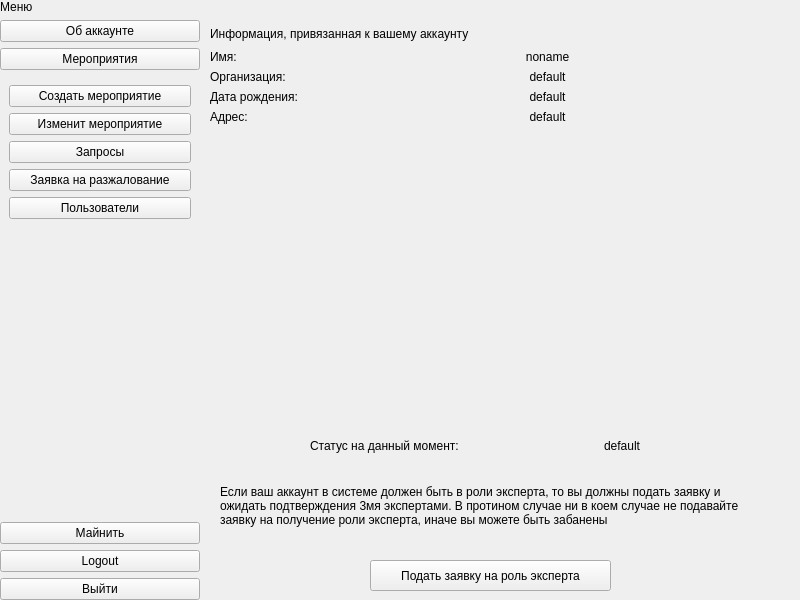
First picture: the form in MainForm.ui, repository MaximGulyaev/BlockChainKazan2017, before the edit.
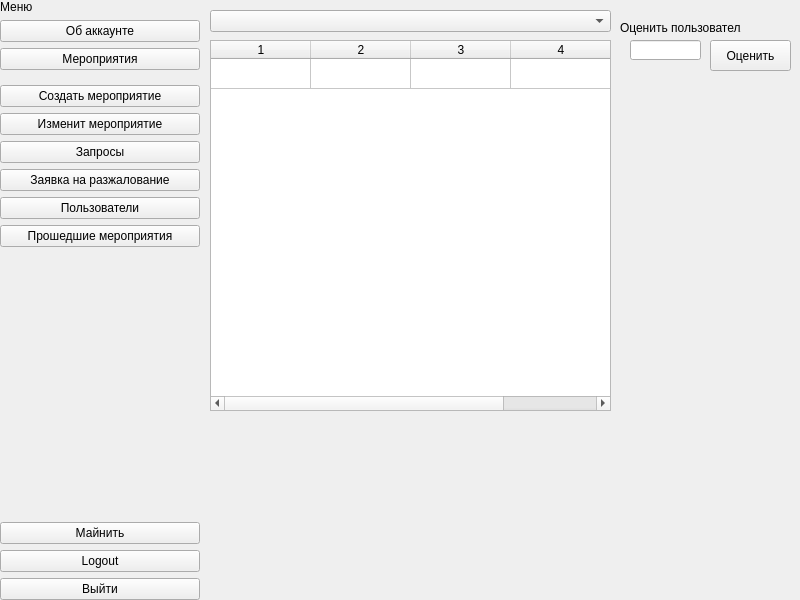
Second picture: the form after the edit. The open tabs and pages were chosen to show the change.

The edit to the form file:
```diff
--- a/MainForm.ui
+++ b/MainForm.ui
@@ -1417,6 +1417,78 @@
         <column/>
        </widget>
       </widget>
+      <widget class="QWidget" name="pg_markSet">
+       <widget class="QTableWidget" name="tw_lowerRequest_UserList_2">
+        <property name="geometry">
+         <rect>
+          <x>10</x>
+          <y>40</y>
+          <width>401</width>
+          <height>371</height>
+         </rect>
+        </property>
+        <property name="rowCount">
+         <number>1</number>
+        </property>
+        <property name="columnCount">
+         <number>4</number>
+        </property>
+        <attribute name="verticalHeaderVisible">
+         <bool>false</bool>
+        </attribute>
+        <row/>
+        <column/>
+        <column/>
+        <column/>
+        <column/>
+       </widget>
+       <widget class="QPushButton" name="pushButton_2">
+        <property name="geometry">
+         <rect>
+          <x>510</x>
+          <y>40</y>
+          <width>81</width>
+          <height>31</height>
+         </rect>
+        </property>
+        <property name="text">
+         <string>Оценить</string>
+        </property>
+       </widget>
+       <widget class="QLabel" name="label_5">
+        <property name="geometry">
+         <rect>
+          <x>420</x>
+          <y>20</y>
+          <width>121</width>
+          <height>16</height>
+         </rect>
+        </property>
+        <property name="text">
+         <string>Оценить пользователя</string>
+        </property>
+       </widget>
+       <widget class="QLineEdit" name="lineEdit">
+        <property name="geometry">
+         <rect>
+          <x>430</x>
+          <y>40</y>
+          <width>71</width>
+          <height>20</height>
+         </rect>
+        </property>
+       </widget>
+       <widget class="QComboBox" name="comboBox">
+        <property name="geometry">
+         <rect>
+          <x>10</x>
+          <y>10</y>
+          <width>401</width>
+          <height>22</height>
+         </rect>
+        </property>
+       </widget>
+      </widget>
      </widget>
      <widget class="QWidget" name="verticalWidget" native="true">
       <property name="geometry">
@@ -1464,6 +1536,12 @@
           <bool>true</bool>
          </property>
          <layout class="QVBoxLayout" name="blyt_expertPanel">
+          <property name="leftMargin">
+           <number>0</number>
+          </property>
+          <property name="rightMargin">
+           <number>0</number>
+          </property>
           <item>
            <widget class="QPushButton" name="pb_menu_createEvent">
             <property name="text">
@@ -1499,6 +1577,13 @@
             </property>
            </widget>
           </item>
+          <item>
+           <widget class="QPushButton" name="pushButton">
+            <property name="text">
+             <string>Прошедшие мероприятия</string>
+            </property>
+           </widget>
+          </item>
          </layout>
         </widget>
        </item>
```
